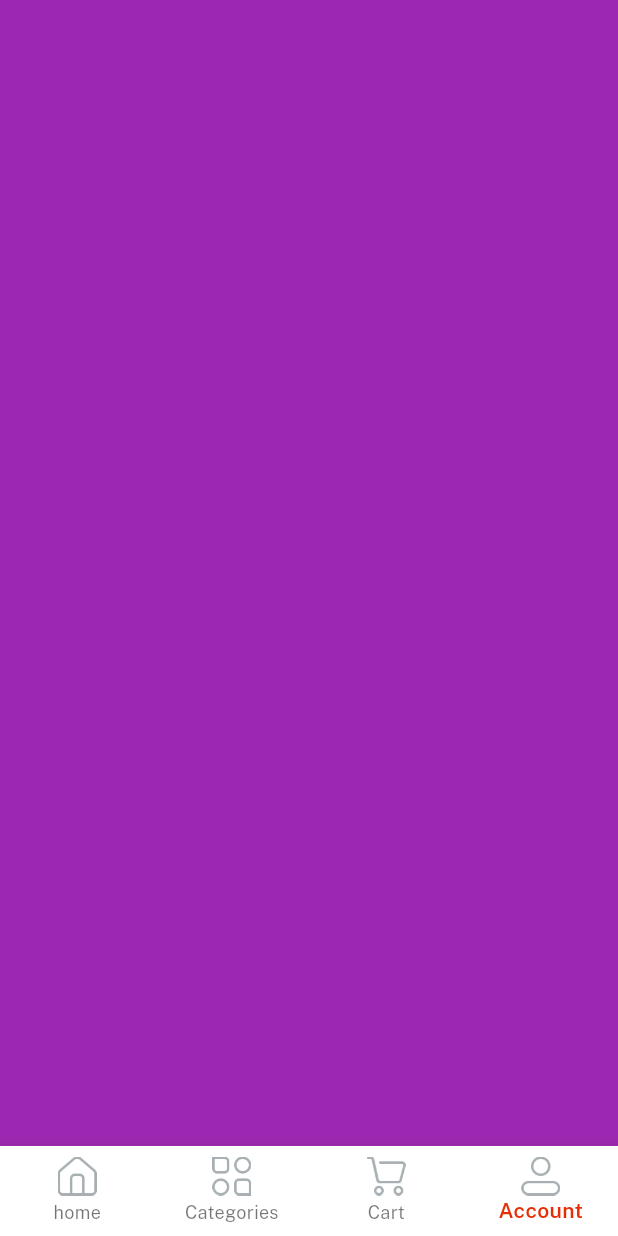
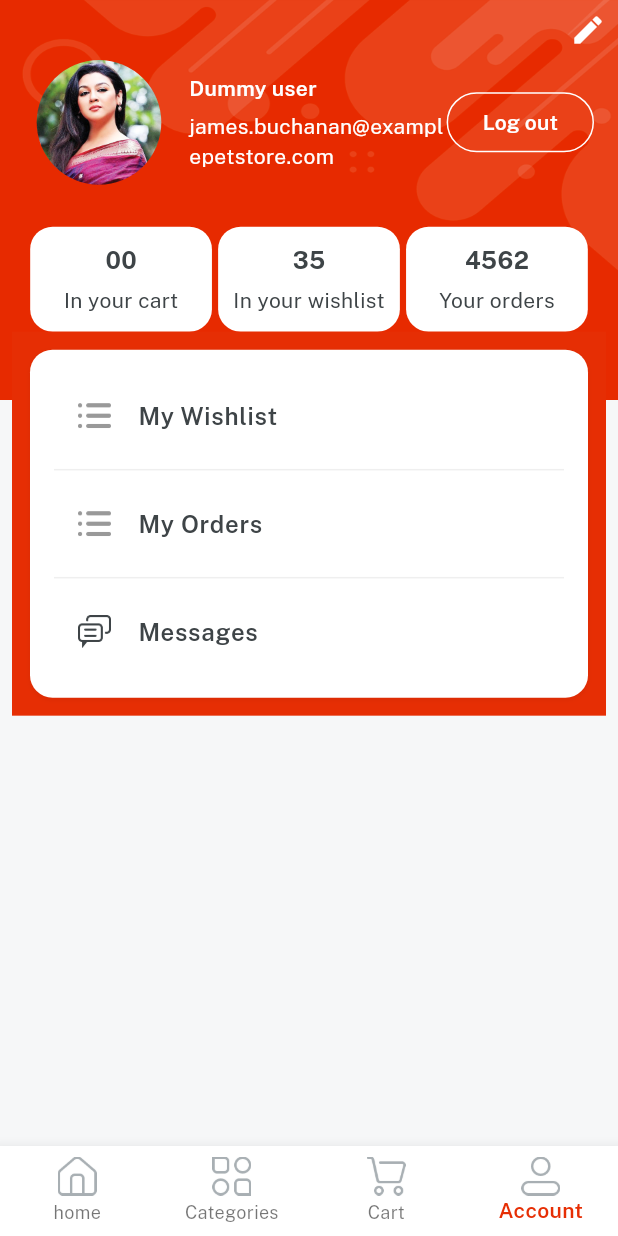
Before and after one commit to darshankanani19/E-COMMERCE-APP, a Flutter app: the Home screen opened directly, item 4 of the bottom bar chosen, on a phone screen of 412 x 824 dp. Run offline on Flutter 3.47's test engine with Material 3 defaults, Android fonts, the phone set to English and light mode, and no system bars; our stand-ins replace get, velocity_x.

Commit message:
profile page

```diff
--- a/lib/consts/lists.dart
+++ b/lib/consts/lists.dart
@@ -11,3 +11,6 @@ const featuredTitle2=[boysGlasses,mobilePhone,tShirt];
 const categoriesList=[womenClothing,menClothingFashion,compAccess,automobile,kidToys,sports,jewelery,cellphone,furniture];
 const categoriesImages=[imgFc8,imgFc1,imgFc2,imgFc3,imgFc4,imgFc5,imgFc7,imgFc6,imgFc9];
 const itemDetailButtonsList=[video,reviews,sellerPolicy,returnPolicy,supportPolicy];
+
+const profileButtonsList=[wishlist,order,messages];
+const profileButtonIcons=[icOrder,icOrder,icMessages];
--- a/lib/consts/strings.dart
+++ b/lib/consts/strings.dart
@@ -12,6 +12,7 @@ const name = "Name";
 const nameHint = "darshan kanani";
 const forgetpass ="Forget Password";
 const login = "Log in";
+const logout = "Log out";
 const signup = "Sign Up";
 const creatNewAccount = "or, create a new account";
 const loginWith = "Log in with";
@@ -46,3 +47,9 @@ furniture="Furniture";
 
 //item details Strings
 const video="Video",reviews="Reviews",sellerPolicy="Seller Policy",returnPolicy="Return Policy",supportPolicy="Support Policy",productYouMayLike="Product you may also like";
+
+//profile page Strings
+const wishlist="My Wishlist",
+      order="My Orders",
+messages="Messages"
+;
--- a/lib/views/cart_screen/cart_screen.dart
+++ b/lib/views/cart_screen/cart_screen.dart
@@ -4,6 +4,7 @@ class CartScreen extends StatelessWidget {
 
   @override
   Widget build(BuildContext context) {
-    return Container(color: Colors.teal ,);
+    return Container(color: Colors.white ,
+      child: "Cart is empty".text.fontFamily(semibold).color(darkFontGrey).makeCentered(),);
   }
 }
--- /dev/null
+++ b/lib/views/profile_screen/components/details_card.dart
@@ -0,0 +1,11 @@
+import 'package:rrr/consts/consts.dart';
+Widget detailsCard({width,String? count,String? title}){
+  return Column(
+    mainAxisAlignment: MainAxisAlignment.center,
+    children: [
+      count!.text.fontFamily(bold).color(darkFontGrey).size(16).make(),
+      5.heightBox,
+      title!.text.color(darkFontGrey).make(),
+    ],
+  ).box.rounded.width(width).height(70).padding(EdgeInsets.all(4)).white.make();
+}
--- a/lib/views/profile_screen/profile_screen.dart
+++ b/lib/views/profile_screen/profile_screen.dart
@@ -1,9 +1,74 @@
 import 'package:rrr/consts/consts.dart';
+import 'package:rrr/consts/lists.dart';
+import 'package:rrr/widgets_common/bg_widget.dart';
+
+import 'components/details_card.dart';
 class ProfileScreen extends StatelessWidget {
   const ProfileScreen({super.key});
 
   @override
   Widget build(BuildContext context) {
-    return Container(color: Colors.purple,);
+    return bgWidget(Scaffold(body: SafeArea(child: Container(padding: EdgeInsets.all(8),
+      child: Column(
+        children: [
+          // edit button session
+          Align(
+              alignment: Alignment.topRight,
+              child: Icon(Icons.edit,color: whiteColor,)),
+          // profile details session
+          Padding(
+            padding: const EdgeInsets.all(8.0),
+            child: Row(
+              children: [
+                Image.asset(imgProfile2,width: 100,fit: BoxFit.cover,).box.roundedFull.clip(Clip.antiAlias).make(),
+                10.widthBox,
+                Expanded(child: Column(
+                  crossAxisAlignment: CrossAxisAlignment.start,
+                  children: [
+                  "Dummy user".text.fontFamily(semibold).white.make(),
+                  5.heightBox,
+                  "james.buchanan@examplepetstore.com".text.white.make(),
+
+                ],),),
+                OutlinedButton(
+                  style: OutlinedButton.styleFrom(
+                    side: BorderSide(
+                      color: whiteColor
+                    )
+                  ),
+                  onPressed: (){}, child: logout.text.fontFamily(semibold).white.make(),),
+
+
+              ],
+            ),
+          ),
+
+          20.heightBox,
+
+          Padding(
+            padding: const EdgeInsets.symmetric(horizontal: 8.0),
+            child: Row(
+              mainAxisAlignment: MainAxisAlignment.spaceEvenly,
+              children: [
+                detailsCard(width: context.screenWidth/3.4,count: "00",title: "In your cart"),
+                detailsCard(width: context.screenWidth/3.4,count: "35",title: "In your wishlist"),
+                detailsCard(width: context.screenWidth/3.4,count: "4562",title: "Your orders"),
+              ],
+            ),
+          ),
+        //   button session
+          ListView.separated(
+            shrinkWrap: true,
+              separatorBuilder: (context, index) {return Divider(color: lightGrey,);},
+              itemCount:  profileButtonsList.length,itemBuilder: (BuildContext context,index){
+              return ListTile(
+                leading: Image.asset(profileButtonIcons[index],width: 22,),
+                title: profileButtonsList[index].text.fontFamily(semibold).color(darkFontGrey).make(),
+              );
+          }).box.shadowSm.padding(EdgeInsets.all(16)).rounded.white.margin(EdgeInsets.all(12)).make().box.color(redColor).make(),
+        ],
+      ),),
+      )
+      ,));
   }
 }
```
